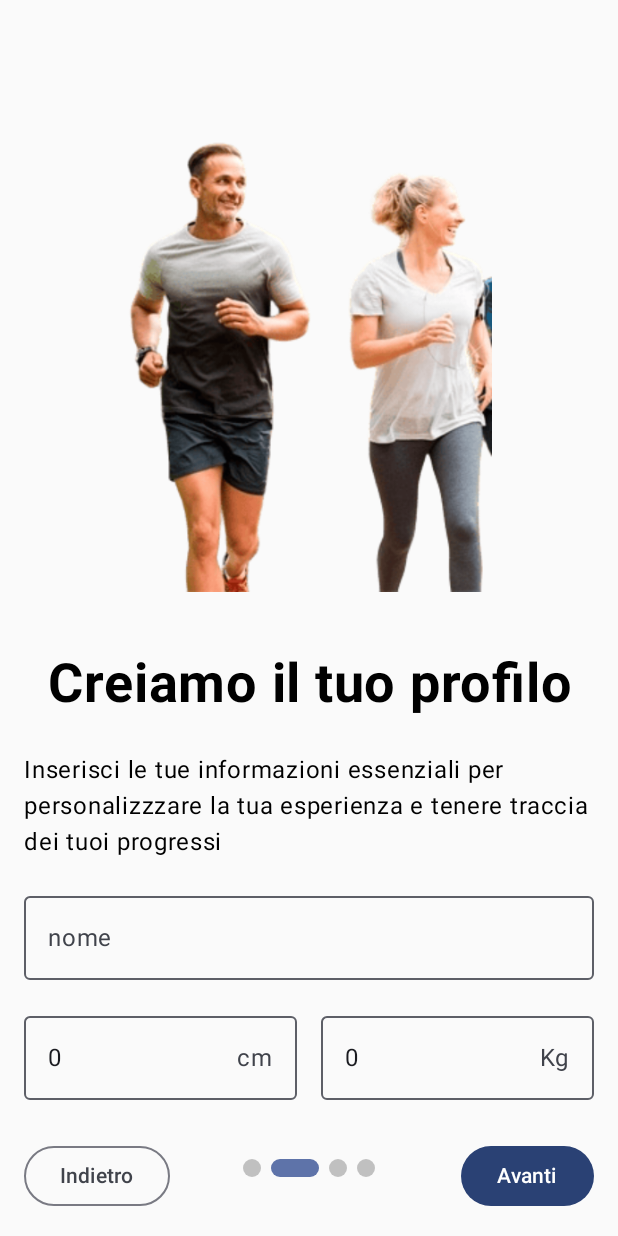
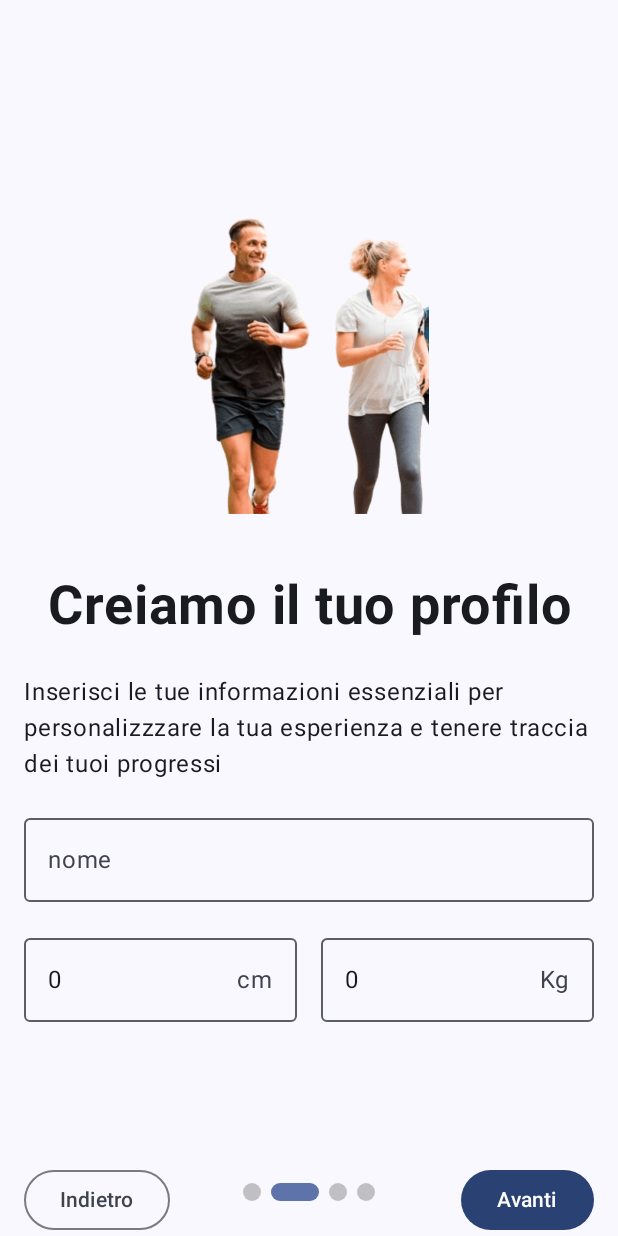
Before and after one commit to stranger1902/TrackMyRun, an Android app built with Jetpack Compose: the screen it shows after launch (MainActivity), after a tap on "Avanti", on a phone screen of 412 x 824 dp. Run offline under Robolectric (Android 15) with nearby library versions, the phone set to English and light mode, and no system bars; our stand-ins replace Dagger/Hilt's generated code, Room's generated code.

Commit message:
fix onBoarding stuffs

```diff
--- a/app/src/main/java/com/example/trackmyrun/on_boarding/presentation/OnBoardingScreen.kt
+++ b/app/src/main/java/com/example/trackmyrun/on_boarding/presentation/OnBoardingScreen.kt
@@ -20,6 +20,7 @@ import androidx.compose.material3.ButtonDefaults
 import androidx.compose.runtime.LaunchedEffect
 import androidx.compose.foundation.layout.Box
 import androidx.compose.foundation.layout.Row
+import androidx.compose.material3.Scaffold
 import androidx.compose.runtime.Composable
 import androidx.compose.material3.Button
 import androidx.compose.runtime.getValue
@@ -52,9 +53,15 @@ fun OnBoardingScreen(
         pagerState.animateScrollToPage(currentPage)
     }
 
+    Scaffold(
+        modifier = modifier
+    ) { innerPadding ->
+
         Box(
             modifier = modifier
-            .padding(16.dp)
+                .fillMaxSize()
+                .padding(innerPadding)
+                .padding(horizontal = 16.dp)
         ) {
 
             HorizontalPager(
@@ -141,7 +148,6 @@ fun OnBoardingScreen(
                     }
                 ) { Text(text = if (currentPage != viewModel.onBoardingPageData.size - 1) "Avanti" else "Iniziamo") }
             }
-
         }
-
     }
+}
--- a/app/src/main/java/com/example/trackmyrun/on_boarding/presentation/OnBoardingViewModel.kt
+++ b/app/src/main/java/com/example/trackmyrun/on_boarding/presentation/OnBoardingViewModel.kt
@@ -1,8 +1,6 @@
 package com.example.trackmyrun.on_boarding.presentation
 
 import com.example.trackmyrun.on_boarding.domain.repository.OnBoardingRepository
-import com.example.trackmyrun.core.utils.Constants.Companion.MAX_HEIGHT_CM
-import com.example.trackmyrun.core.utils.Constants.Companion.MAX_WEIGHT_KG
 import com.example.trackmyrun.core.domain.model.UserModel
 import com.example.trackmyrun.core.utils.UserManager
 import dagger.hilt.android.lifecycle.HiltViewModel
@@ -42,11 +40,11 @@ class OnBoardingViewModel @Inject constructor(
     fun checkUser(): Boolean = _currentUser.value.name != "" && _currentUser.value.weight != 0 && _currentUser.value.height != 0
 
     fun saveWeight(weight: Int) {
-        _currentUser.value = _currentUser.value.copy(weight = weight.coerceAtMost(MAX_WEIGHT_KG))
+        _currentUser.value = _currentUser.value.copy(weight = weight)
     }
 
     fun saveHeight(height: Int) {
-        _currentUser.value = _currentUser.value.copy(height = height.coerceAtMost(MAX_HEIGHT_CM))
+        _currentUser.value = _currentUser.value.copy(height = height)
     }
 
     fun saveName(name: String) {
--- a/app/src/main/java/com/example/trackmyrun/on_boarding/presentation/screen/SecondScreen.kt
+++ b/app/src/main/java/com/example/trackmyrun/on_boarding/presentation/screen/SecondScreen.kt
@@ -9,6 +9,7 @@ import androidx.compose.foundation.layout.Arrangement
 import androidx.hilt.navigation.compose.hiltViewModel
 import androidx.compose.foundation.layout.aspectRatio
 import androidx.compose.material3.OutlinedTextField
+import com.example.trackmyrun.core.utils.Constants
 import androidx.compose.ui.text.input.KeyboardType
 import androidx.compose.foundation.layout.Column
 import androidx.compose.foundation.layout.Spacer
@@ -47,7 +48,7 @@ fun SecondScreen(
             painter = painterResource(item.resImage),
             modifier = Modifier
                 .fillMaxWidth()
-                .aspectRatio(5/4f)
+                .aspectRatio(19/10f)
         )
 
         Spacer(Modifier.height(40.dp))
@@ -110,7 +111,7 @@ fun SecondScreen(
                     keyboardType = KeyboardType.Number
                 ),
                 onValueChange = {
-                    viewModel.saveHeight(it.toInt())
+                    viewModel.saveHeight(if (it == "") 0 else it.toInt().coerceAtMost(Constants.MAX_HEIGHT_CM))
                 }
             )
 
@@ -131,7 +132,7 @@ fun SecondScreen(
                     keyboardType = KeyboardType.Number
                 ),
                 onValueChange = {
-                    viewModel.saveWeight(it.toInt())
+                    viewModel.saveWeight(if (it == "") 0 else it.toInt().coerceAtMost(Constants.MAX_WEIGHT_KG))
                 }
             )
         }
```
Lines whose indentation alone changed are shown as unchanged.
